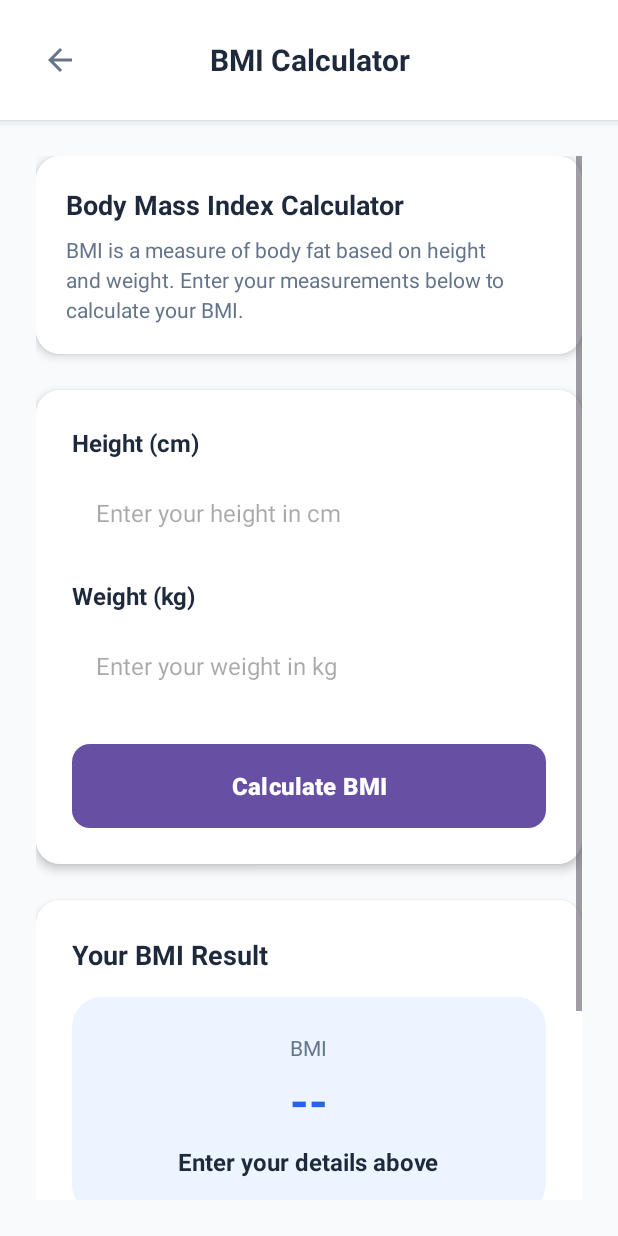
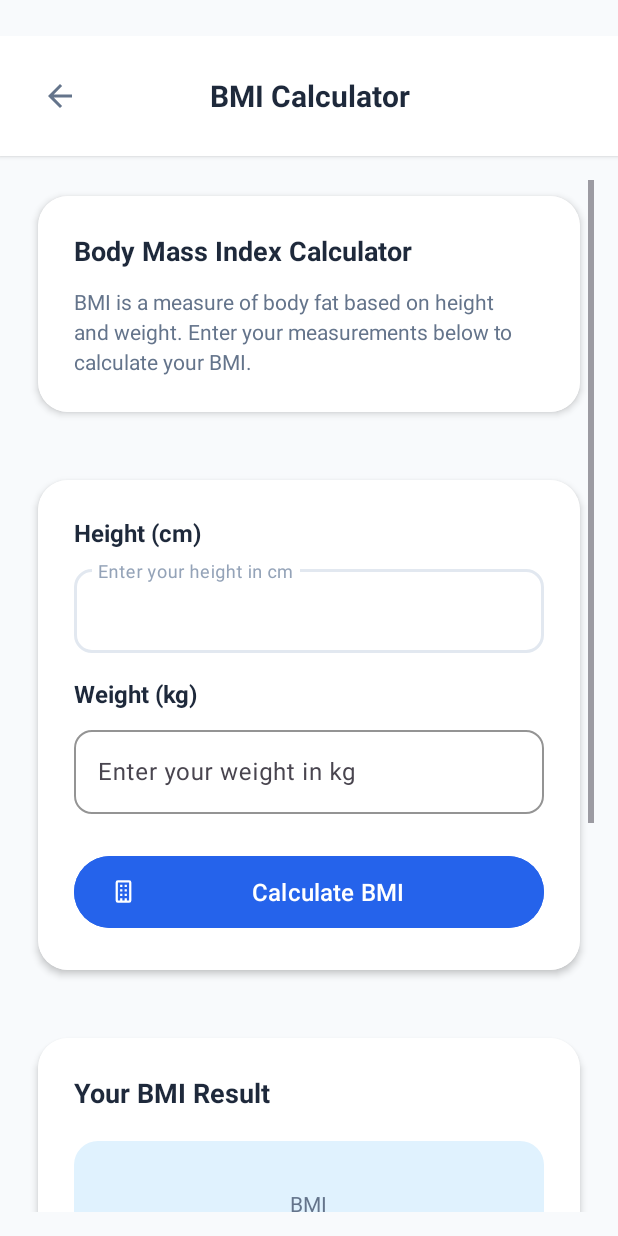
Before and after one commit to SandeepaChathumina/Health-Routine-App, an Android app: the BmiCalculatorActivity screen opened directly, with no data from a screen before it, on a phone screen of 412 x 824 dp. Run offline under Robolectric (Android 15) with nearby library versions, the phone set to English and light mode, and no system bars.

Commit message:
setup bmi cal page

```diff
--- a/app/src/main/res/drawable/bg_rounded_light_blue.xml
+++ b/app/src/main/res/drawable/bg_rounded_light_blue.xml
@@ -1,6 +1,6 @@
 <?xml version="1.0" encoding="utf-8"?>
 <shape xmlns:android="http://schemas.android.com/apk/res/android"
     android:shape="rectangle">
-    <solid android:color="#EBF4FF" />
-    <corners android:radius="20dp" />
+    <solid android:color="#E0F2FE" />
+    <corners android:radius="16dp" />
 </shape>
--- /dev/null
+++ b/app/src/main/res/drawable/ic_calculate.xml
@@ -0,0 +1,10 @@
+<?xml version="1.0" encoding="utf-8"?>
+<vector xmlns:android="http://schemas.android.com/apk/res/android"
+    android:width="24dp"
+    android:height="24dp"
+    android:viewportWidth="24"
+    android:viewportHeight="24">
+    <path
+        android:fillColor="@android:color/white"
+        android:pathData="M7,2h10a2,2 0,0 1,2 2v16a2,2 0,0 1,-2 2L7,22a2,2 0,0 1,-2 -2L5,4A2,2 0,0 1,7 2zM7,4v16h10L17,4L7,4zM9,6h2v2L9,8L9,6zM13,6h2v2h-2L13,6zM9,10h2v2L9,12L9,10zM13,10h2v2h-2L13,10zM9,14h2v2L9,16L9,14zM13,14h2v2h-2L13,14zM9,18h2v2L9,20L9,18zM13,18h2v2h-2L13,18z"/>
+</vector>
--- a/app/src/main/res/layout/activity_bmi_calculator.xml
+++ b/app/src/main/res/layout/activity_bmi_calculator.xml
@@ -4,7 +4,8 @@
     android:layout_width="match_parent"
     android:layout_height="match_parent"
     android:orientation="vertical"
-    android:background="#F8FAFC">
+    android:background="#F8FAFC"
+    android:paddingTop="24dp">
 
     <!-- Header -->
     <LinearLayout
@@ -14,7 +15,7 @@
         android:gravity="center_vertical"
         android:padding="16dp"
         android:background="#FFFFFF"
-        android:elevation="4dp">
+        android:elevation="2dp">
 
         <ImageButton
             android:id="@+id/btn_back"
@@ -22,13 +23,14 @@
             android:layout_height="48dp"
             android:background="@drawable/bg_rounded_white"
             android:src="@drawable/ic_arrow_back"
-            app:tint="#64748B"/>
+            app:tint="#64748B"
+            android:contentDescription="@string/back"/>
 
         <TextView
             android:layout_width="0dp"
             android:layout_height="wrap_content"
             android:layout_weight="1"
-            android:text="BMI Calculator"
+            android:text="@string/bmi_calculator"
             android:textSize="20sp"
             android:textColor="#1E293B"
             android:textStyle="bold"
@@ -41,7 +43,8 @@
         android:layout_width="match_parent"
         android:layout_height="0dp"
         android:layout_weight="1"
-        android:padding="24dp">
+        android:padding="16dp"
+        android:fillViewport="true">
 
         <LinearLayout
             android:layout_width="match_parent"
@@ -53,29 +56,30 @@
                 android:layout_width="match_parent"
                 android:layout_height="wrap_content"
                 android:layout_marginBottom="24dp"
-                app:cardCornerRadius="16dp"
-                app:cardElevation="4dp">
+                app:cardCornerRadius="20dp"
+                app:cardElevation="3dp"
+                app:cardUseCompatPadding="true">
 
                 <LinearLayout
                     android:layout_width="match_parent"
                     android:layout_height="wrap_content"
                     android:orientation="vertical"
-                    android:padding="20dp"
+                    android:padding="24dp"
                     android:background="#FFFFFF">
 
                     <TextView
                         android:layout_width="wrap_content"
                         android:layout_height="wrap_content"
-                        android:text="Body Mass Index Calculator"
+                        android:text="@string/body_mass_index_calculator"
                         android:textSize="18sp"
                         android:textColor="#1E293B"
                         android:textStyle="bold"
-                        android:layout_marginBottom="8dp"/>
+                        android:layout_marginBottom="12dp"/>
 
                     <TextView
                         android:layout_width="wrap_content"
                         android:layout_height="wrap_content"
-                        android:text="BMI is a measure of body fat based on height and weight. Enter your measurements below to calculate your BMI."
+                        android:text="@string/bmi_is_a_measure_of_body_fat_based_on_height_and_weight_enter_your_measurements_below_to_calculate_your_bmi"
                         android:textSize="14sp"
                         android:textColor="#64748B"
                         android:lineSpacingExtra="4dp"/>
@@ -87,8 +91,9 @@
                 android:layout_width="match_parent"
                 android:layout_height="wrap_content"
                 android:layout_marginBottom="24dp"
-                app:cardCornerRadius="16dp"
-                app:cardElevation="4dp">
+                app:cardCornerRadius="20dp"
+                app:cardElevation="3dp"
+                app:cardUseCompatPadding="true">
 
                 <LinearLayout
                     android:layout_width="match_parent"
@@ -101,54 +106,80 @@
                     <TextView
                         android:layout_width="wrap_content"
                         android:layout_height="wrap_content"
-                        android:text="Height (cm)"
+                        android:text="@string/height_cm"
                         android:textSize="16sp"
                         android:textColor="#1E293B"
                         android:textStyle="bold"
                         android:layout_marginBottom="8dp"/>
 
-                    <EditText
+                    <com.google.android.material.textfield.TextInputLayout
+                        android:layout_width="match_parent"
+                        android:layout_height="wrap_content"
+                        android:layout_marginBottom="16dp"
+                        app:boxCornerRadiusBottomEnd="12dp"
+                        app:boxCornerRadiusBottomStart="12dp"
+                        app:boxCornerRadiusTopEnd="12dp"
+                        app:boxCornerRadiusTopStart="12dp"
+                        app:boxStrokeColor="#E2E8F0"
+                        app:hintTextColor="#94A3B8">
+
+                        <com.google.android.material.textfield.TextInputEditText
                             android:id="@+id/et_height"
                             android:layout_width="match_parent"
                             android:layout_height="56dp"
-                        android:background="@drawable/bg_rounded_white"
-                        android:hint="Enter your height in cm"
+                            android:hint="@string/enter_your_height_in_cm"
                             android:inputType="numberDecimal"
-                        android:padding="16dp"
                             android:textSize="16sp"
-                        android:layout_marginBottom="16dp"/>
+                            android:paddingStart="16dp"
+                            android:paddingEnd="16dp"/>
+                    </com.google.android.material.textfield.TextInputLayout>
 
                     <!-- Weight Input -->
                     <TextView
                         android:layout_width="wrap_content"
                         android:layout_height="wrap_content"
-                        android:text="Weight (kg)"
+                        android:text="@string/weight_kg"
                         android:textSize="16sp"
                         android:textColor="#1E293B"
                         android:textStyle="bold"
                         android:layout_marginBottom="8dp"/>
 
-                    <EditText
+                    <com.google.android.material.textfield.TextInputLayout
+                        android:layout_width="match_parent"
+                        android:layout_height="wrap_content"
+                        android:layout_marginBottom="24dp"
+                        app:boxCornerRadiusBottomEnd="12dp"
+                        app:boxCornerRadiusBottomStart="12dp"
+                        app:boxCornerRadiusTopEnd="12dp"
+                        app:boxCornerRadiusTopStart="12dp"
+                        app:boxStrokeColor="#E2E8F0"
+                        app:hintTextColor="#94A3B8">
+
+                        <com.google.android.material.textfield.TextInputEditText
                             android:id="@+id/et_weight"
                             android:layout_width="match_parent"
                             android:layout_height="56dp"
-                        android:background="@drawable/bg_rounded_white"
-                        android:hint="Enter your weight in kg"
+                            android:hint="@string/enter_your_weight_in_kg"
                             android:inputType="numberDecimal"
-                        android:padding="16dp"
                             android:textSize="16sp"
-                        android:layout_marginBottom="24dp"/>
+                            android:paddingStart="16dp"
+                            android:paddingEnd="16dp"/>
+                    </com.google.android.material.textfield.TextInputLayout>
 
-                    <!-- Calculate Button -->
-                    <Button
+                    <!-- Calculate Button - IMPROVED -->
+                    <com.google.android.material.button.MaterialButton
                         android:id="@+id/btn_calculate"
                         android:layout_width="match_parent"
                         android:layout_height="56dp"
-                        android:background="@drawable/btn_orange_rounded"
-                        android:text="Calculate BMI"
+                        android:text="@string/calculate_bmi"
                         android:textColor="#FFFFFF"
                         android:textSize="16sp"
-                        android:textStyle="bold"/>
+                        android:backgroundTint="#2563EB"
+                        android:elevation="2dp"
+                        app:icon="@drawable/ic_calculate"
+                        app:iconTint="#FFFFFF"
+                        app:iconPadding="8dp"
+                        style="@style/Widget.Material3.Button"/>
                 </LinearLayout>
             </androidx.cardview.widget.CardView>
 
@@ -156,8 +187,9 @@
             <androidx.cardview.widget.CardView
                 android:layout_width="match_parent"
                 android:layout_height="wrap_content"
-                app:cardCornerRadius="16dp"
-                app:cardElevation="4dp">
+                app:cardCornerRadius="20dp"
+                app:cardElevation="3dp"
+                app:cardUseCompatPadding="true">
 
                 <LinearLayout
                     android:layout_width="match_parent"
@@ -169,11 +201,11 @@
                     <TextView
                         android:layout_width="wrap_content"
                         android:layout_height="wrap_content"
-                        android:text="Your BMI Result"
+                        android:text="@string/your_bmi_result"
                         android:textSize="18sp"
                         android:textColor="#1E293B"
                         android:textStyle="bold"
-                        android:layout_marginBottom="16dp"/>
+                        android:layout_marginBottom="20dp"/>
 
                     <LinearLayout
                         android:layout_width="match_parent"
@@ -181,22 +213,23 @@
                         android:orientation="vertical"
                         android:gravity="center"
                         android:background="@drawable/bg_rounded_light_blue"
-                        android:padding="24dp">
+                        android:padding="32dp"
+                        android:layout_marginBottom="20dp">
 
                         <TextView
                             android:layout_width="wrap_content"
                             android:layout_height="wrap_content"
-                            android:text="BMI"
+                            android:text="@string/bmi"
                             android:textSize="14sp"
                             android:textColor="#64748B"
-                            android:layout_marginBottom="4dp"/>
+                            android:layout_marginBottom="8dp"/>
 
                         <TextView
                             android:id="@+id/tv_bmi_result"
                             android:layout_width="wrap_content"
                             android:layout_height="wrap_content"
-                            android:text="--"
-                            android:textSize="32sp"
+                            android:text="@string/blanks"
+                            android:textSize="36sp"
                             android:textColor="#2563EB"
                             android:textStyle="bold"
                             android:layout_marginBottom="8dp"/>
@@ -205,121 +238,173 @@
                             android:id="@+id/tv_bmi_category"
                             android:layout_width="wrap_content"
                             android:layout_height="wrap_content"
-                            android:text="Enter your details above"
+                            android:text="@string/enter_your_details_above"
                             android:textSize="16sp"
                             android:textColor="#1E293B"
-                            android:textStyle="bold"/>
+                            android:gravity="center"/>
                     </LinearLayout>
 
                     <!-- BMI Categories -->
                     <LinearLayout
                         android:layout_width="match_parent"
                         android:layout_height="wrap_content"
-                        android:orientation="vertical"
-                        android:layout_marginTop="20dp">
+                        android:orientation="vertical">
 
                         <TextView
                             android:layout_width="wrap_content"
                             android:layout_height="wrap_content"
-                            android:text="BMI Categories"
+                            android:text="@string/bmi_categories"
                             android:textSize="16sp"
                             android:textColor="#1E293B"
                             android:textStyle="bold"
-                            android:layout_marginBottom="12dp"/>
+                            android:layout_marginBottom="16dp"/>
 
+                        <!-- Underweight -->
                         <LinearLayout
                             android:layout_width="match_parent"
                             android:layout_height="wrap_content"
                             android:orientation="horizontal"
-                            android:layout_marginBottom="8dp">
+                            android:gravity="center_vertical"
+                            android:layout_marginBottom="12dp"
+                            android:padding="12dp"
+                            android:background="?attr/selectableItemBackground"
+                            android:clickable="true"
+                            android:focusable="true">
+
+                            <View
+                                android:layout_width="4dp"
+                                android:layout_height="20dp"
+                                android:background="#60A5FA"
+                                android:layout_marginEnd="12dp"/>
 
                             <TextView
                                 android:layout_width="0dp"
                                 android:layout_height="wrap_content"
                                 android:layout_weight="1"
-                                android:text="Underweight"
+                                android:text="@string/underweight"
                                 android:textSize="14sp"
                                 android:textColor="#64748B"/>
 
                             <TextView
                                 android:layout_width="wrap_content"
                                 android:layout_height="wrap_content"
-                                android:text="&lt; 18.5"
+                                android:text="@string/_18_5"
                                 android:textSize="14sp"
                                 android:textColor="#1E293B"
-                                android:textStyle="bold"/>
+                                />
                         </LinearLayout>
 
+                        <!-- Normal weight -->
                         <LinearLayout
                             android:layout_width="match_parent"
                             android:layout_height="wrap_content"
                             android:orientation="horizontal"
-                            android:layout_marginBottom="8dp">
+                            android:gravity="center_vertical"
+                            android:layout_marginBottom="12dp"
+                            android:padding="12dp"
+                            android:background="?attr/selectableItemBackground"
+                            android:clickable="true"
+                            android:focusable="true">
+
+                            <View
+                                android:layout_width="4dp"
+                                android:layout_height="20dp"
+                                android:background="#10B981"
+                                android:layout_marginEnd="12dp"/>
 
                             <TextView
                                 android:layout_width="0dp"
                                 android:layout_height="wrap_content"
                                 android:layout_weight="1"
-                                android:text="Normal weight"
+                                android:text="@string/normal_weight"
                                 android:textSize="14sp"
                                 android:textColor="#64748B"/>
 
                             <TextView
                                 android:layout_width="wrap_content"
                                 android:layout_height="wrap_content"
-                                android:text="18.5 - 24.9"
+                                android:text="@string/_18_5_24_9"
                                 android:textSize="14sp"
                                 android:textColor="#1E293B"
-                                android:textStyle="bold"/>
+                                />
                         </LinearLayout>
 
+                        <!-- Overweight -->
                         <LinearLayout
                             android:layout_width="match_parent"
                             android:layout_height="wrap_content"
                             android:orientation="horizontal"
-                            android:layout_marginBottom="8dp">
+                            android:gravity="center_vertical"
+                            android:layout_marginBottom="12dp"
+                            android:padding="12dp"
+                            android:background="?attr/selectableItemBackground"
+                            android:clickable="true"
+                            android:focusable="true">
+
+                            <View
+                                android:layout_width="4dp"
+                                android:layout_height="20dp"
+                                android:background="#F59E0B"
+                                android:layout_marginEnd="12dp"/>
 
                             <TextView
                                 android:layout_width="0dp"
                                 android:layout_height="wrap_content"
                                 android:layout_weight="1"
-                                android:text="Overweight"
+                                android:text="@string/overweight"
                                 android:textSize="14sp"
                                 android:textColor="#64748B"/>
 
                             <TextView
                                 android:layout_width="wrap_content"
                                 android:layout_height="wrap_content"
-                                android:text="25.0 - 29.9"
+                                android:text="@string/_25_0_29_9"
                                 android:textSize="14sp"
                                 android:textColor="#1E293B"
-                                android:textStyle="bold"/>
+                                />
                         </LinearLayout>
 
+                        <!-- Obese -->
                         <LinearLayout
                             android:layout_width="match_parent"
                             android:layout_height="wrap_content"
-                            android:orientation="horizontal">
+                            android:orientation="horizontal"
+                            android:gravity="center_vertical"
+                            android:padding="12dp"
+                            android:background="?attr/selectableItemBackground"
+                            android:clickable="true"
+                            android:focusable="true">
+
+                            <View
+                                android:layout_width="4dp"
+                                android:layout_height="20dp"
+                                android:background="#EF4444"
+                                android:layout_marginEnd="12dp"/>
 
                             <TextView
                                 android:layout_width="0dp"
                                 android:layout_height="wrap_content"
                                 android:layout_weight="1"
-                                android:text="Obese"
+                                android:text="@string/obese"
                                 android:textSize="14sp"
                                 android:textColor="#64748B"/>
 
                             <TextView
                                 android:layout_width="wrap_content"
                                 android:layout_height="wrap_content"
-                                android:text="age; 30.0"
+                                android:text="@string/_30_0"
                                 android:textSize="14sp"
                                 android:textColor="#1E293B"
-                                android:textStyle="bold"/>
+                                />
                         </LinearLayout>
                     </LinearLayout>
                 </LinearLayout>
             </androidx.cardview.widget.CardView>
+
+            <!-- Bottom Spacer -->
+            <View
+                android:layout_width="match_parent"
+                android:layout_height="24dp"/>
         </LinearLayout>
     </ScrollView>
 </LinearLayout>
--- a/app/src/main/res/values/strings.xml
+++ b/app/src/main/res/values/strings.xml
@@ -85,4 +85,25 @@
     <string name="healthflow_v1_0_0">HealthFlow v1.0.0</string>
     <string name="shield_icon">shield_icon</string>
     <string name="bell_icon">bell_icon</string>
+    <string name="back">Back</string>
+    <string name="body_mass_index_calculator">Body Mass Index Calculator</string>
+    <string name="bmi_is_a_measure_of_body_fat_based_on_height_and_weight_enter_your_measurements_below_to_calculate_your_bmi">BMI is a measure of body fat based on height and weight. Enter your measurements below to calculate your BMI.</string>
+    <string name="height_cm">Height (cm)</string>
+    <string name="enter_your_height_in_cm">Enter your height in cm</string>
+    <string name="weight_kg">Weight (kg)</string>
+    <string name="enter_your_weight_in_kg">Enter your weight in kg</string>
+    <string name="calculate_bmi">Calculate BMI</string>
+    <string name="your_bmi_result">Your BMI Result</string>
+    <string name="bmi">BMI</string>
+    <string name="blanks">--</string>
+    <string name="enter_your_details_above">Enter your details above</string>
+    <string name="bmi_categories">BMI Categories</string>
+    <string name="underweight">Underweight</string>
+    <string name="_18_5"><![CDATA[< 18.5]]></string>
+    <string name="normal_weight">Normal weight</string>
+    <string name="_18_5_24_9">18.5 - 24.9</string>
+    <string name="overweight">Overweight</string>
+    <string name="_25_0_29_9">25.0 - 29.9</string>
+    <string name="obese">Obese</string>
+    <string name="_30_0">≥ 30.0</string>
 </resources>
```
Lines whose indentation alone changed are shown as unchanged.
